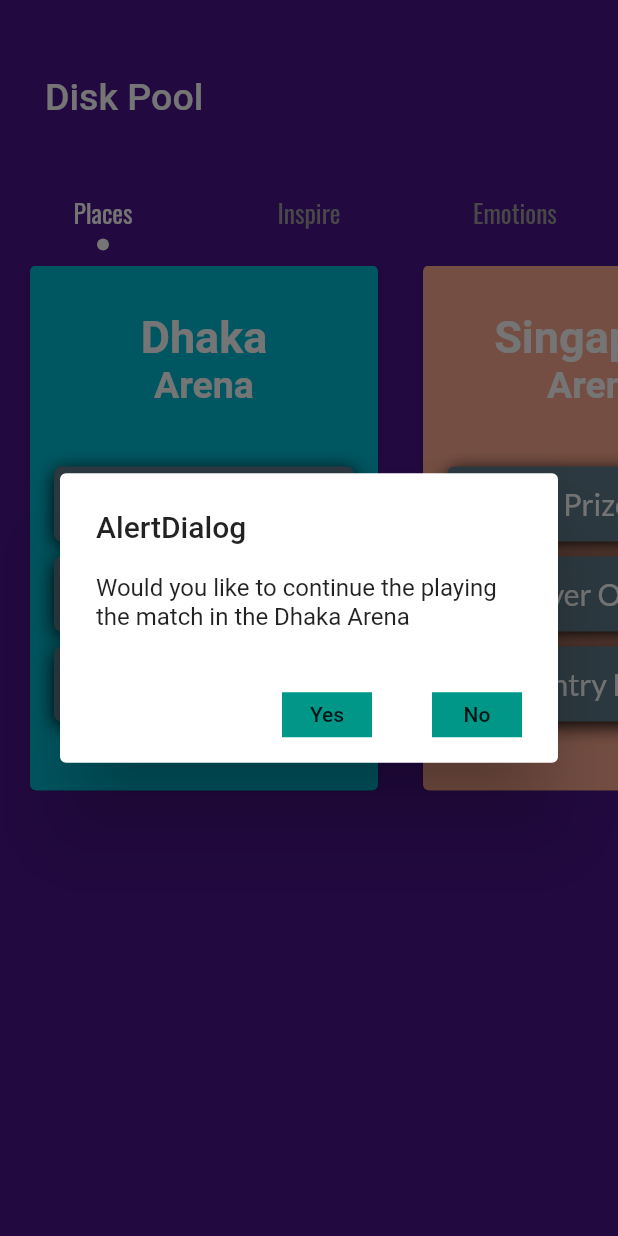
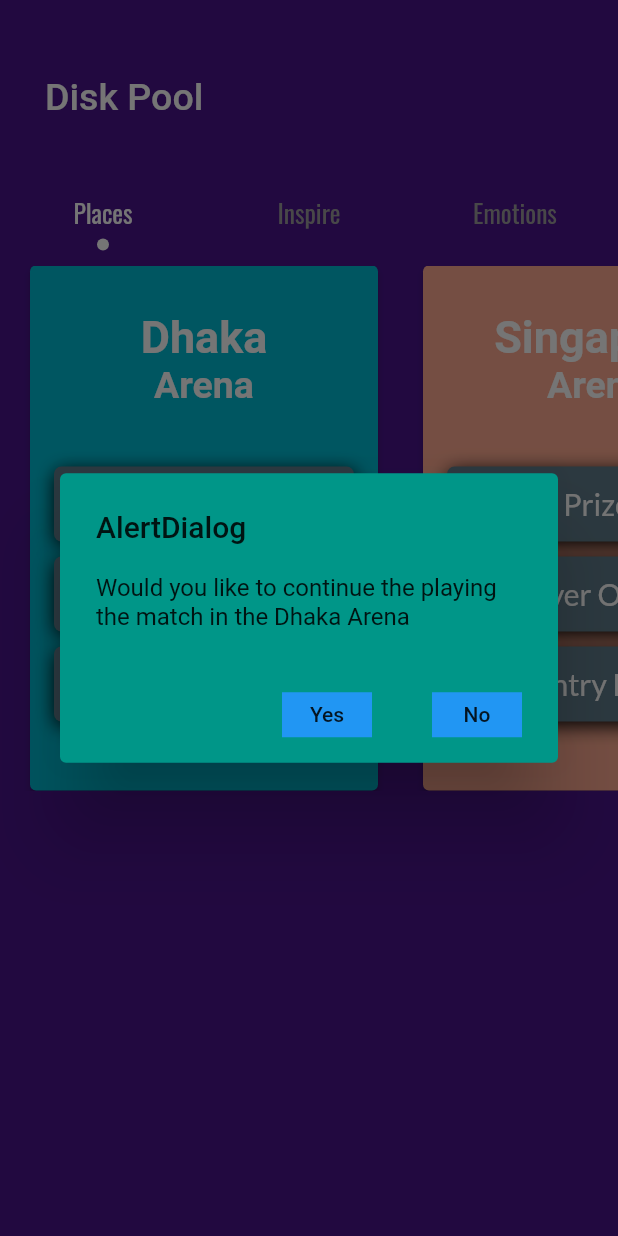
Before and after one commit to Wahed08/CustomUI, a Flutter app: the DiskPoolScreen screen opened directly, after a tap on "Dhaka", on a phone screen of 412 x 824 dp. Run offline on Flutter 3.47's test engine with Material 2 defaults, Android fonts, the phone set to English and light mode, and no system bars; our stand-ins replace carousel_slider, connectivity, firebase_auth, firebase_core, font_awesome_flutter, google_fonts and 1 more; missing offline and left inert: flutter_facebook_login; accounts and stored records are empty.

Commit message:
changes in structure

```diff
--- a/testBottomSheet/lib/task/DiskPool.dart
+++ b/testBottomSheet/lib/task/Carrom/CarromDiskPool.dart
@@ -103,14 +103,15 @@ class _DiskPoolScreenState extends State<DiskPoolScreen>
                                           onPressed: () {
                                             Navigator.of(context).pop();
                                           },
-                                          child: Container(height: 30, width: 60,color: Colors.teal,child: Center(child: Text("Yes")))),
+                                          child: Container(height: 30, width: 60,color: Colors.blue,child: Center(child: Text("Yes")))),
                                       FlatButton(
                                           onPressed: () {
                                             Navigator.of(context).pop();
                                           },
-                                          child: Container(height: 30, width: 60,color: Colors.teal,child: Center(child: Text("No"))))
+                                          child: Container(height: 30, width: 60,color: Colors.blue,child: Center(child: Text("No"))))
                                     ],
                                     // elevation: 24,
+                                    backgroundColor: Colors.teal,
                                   );
                                 });
                           },
--- a/testBottomSheet/lib/task/loadingCarrom.dart
+++ b/testBottomSheet/lib/task/Carrom/loadingCarrom.dart
@@ -1,6 +1,6 @@
 import 'package:connectivity/connectivity.dart';
 import 'package:flutter/material.dart';
-import './signInOptions.dart';
+import '../UserSignInOptions/signInOptions.dart';
 
 class LoadingCarromScreen extends StatefulWidget {
   const LoadingCarromScreen({Key? key}) : super(key: key);
--- a/testBottomSheet/lib/task/signInOptions.dart
+++ b/testBottomSheet/lib/task/UserSignInOptions/signInOptions.dart
@@ -1,10 +1,10 @@
 import 'package:flutter/material.dart';
 import 'package:font_awesome_flutter/font_awesome_flutter.dart';
 import 'package:provider/provider.dart';
-import 'package:test/task/GoogleProfileUI.dart';
+import 'package:test/task/profile/GoogleProfileUI.dart';
 import 'package:test/task/FacebookProfileUI.dart';
-import './googleUser.dart';
-import './facebookUser.dart';
+import '../user/googleUser.dart';
+import '../user/facebookUser.dart';
 
 class SignInOptions extends StatelessWidget {
   @override
--- a/testBottomSheet/lib/task/GoogleProfileUI.dart
+++ b/testBottomSheet/lib/task/profile/GoogleProfileUI.dart
@@ -1,7 +1,7 @@
 import 'dart:ui';
 import 'package:firebase_auth/firebase_auth.dart';
 import 'package:flutter/material.dart';
-import './DiskPool.dart';
+import '../Carrom/CarromDiskPool.dart';
 
 class ProfileUI extends StatelessWidget {
   @override
--- a/testBottomSheet/lib/task/facebookProfileUI.dart
+++ b/testBottomSheet/lib/task/profile/facebookProfileUI.dart
@@ -1,8 +1,7 @@
 import 'package:firebase_auth/firebase_auth.dart';
 import 'package:flutter/material.dart';
 import 'package:provider/provider.dart';
-
-import 'facebookUser.dart';
+import '../user/facebookUser.dart';
 
 class FacebookProfileUI extends StatelessWidget {
 
--- a/testBottomSheet/lib/task/firstScreen.dart
+++ b/testBottomSheet/lib/task/screens/firstScreen.dart
@@ -1,5 +1,5 @@
 import 'package:flutter/material.dart';
-import './loadingCarrom.dart';
+import '../Carrom/loadingCarrom.dart';
 
 class FirstScreen extends StatefulWidget {
   const FirstScreen({Key? key}) : super(key: key);
```
Also changed, not shown: testBottomSheet/lib/main.dart (+5 -5 lines), testBottomSheet/lib/task/screens/secondScreen.dart (renamed from testBottomSheet/lib/task/secondScreen.dart), testBottomSheet/lib/task/user/facebookUser.dart (renamed from testBottomSheet/lib/task/facebookUser.dart), testBottomSheet/lib/task/user/googleUser.dart (renamed from testBottomSheet/lib/task/googleUser.dart).
